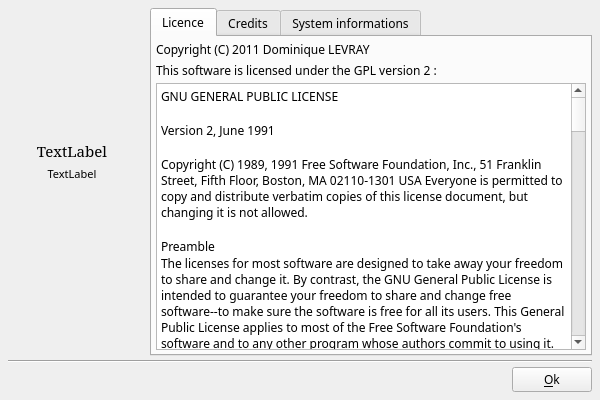
Old version of the form DlgAbout.ui in the repository boenki/ffdiaporama.
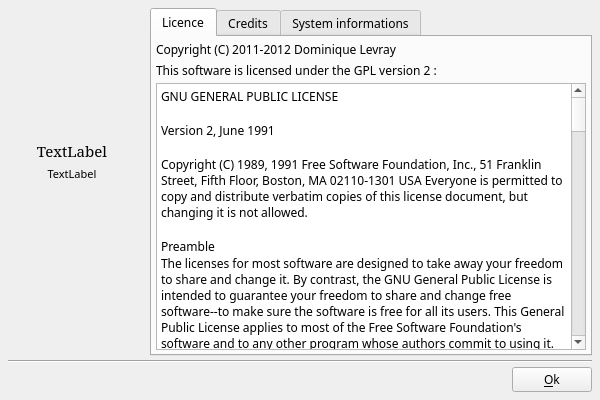
New version of the form. Icons and pictures are not drawn.

Diff of the .ui file:
```diff
--- a/DlgAbout.ui
+++ b/DlgAbout.ui
@@ -102,7 +102,7 @@
            <item>
             <widget class="QLabel" name="label_18">
              <property name="text">
-              <string>Copyright (C) 2011 Dominique LEVRAY</string>
+              <string>Copyright (C) 2011-2012 Dominique Levray</string>
              </property>
             </widget>
            </item>
```
